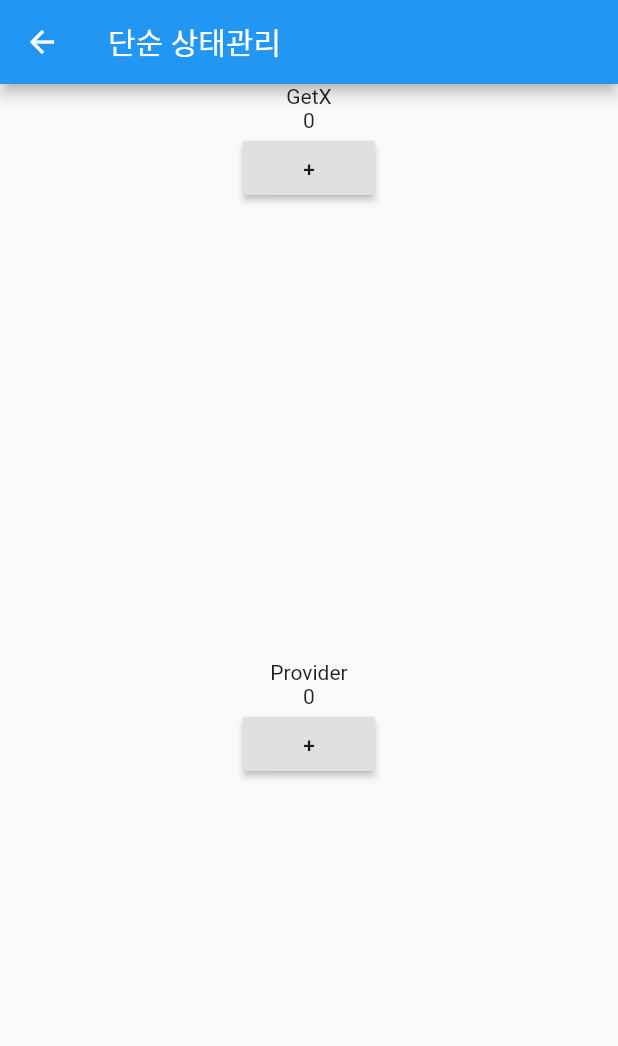
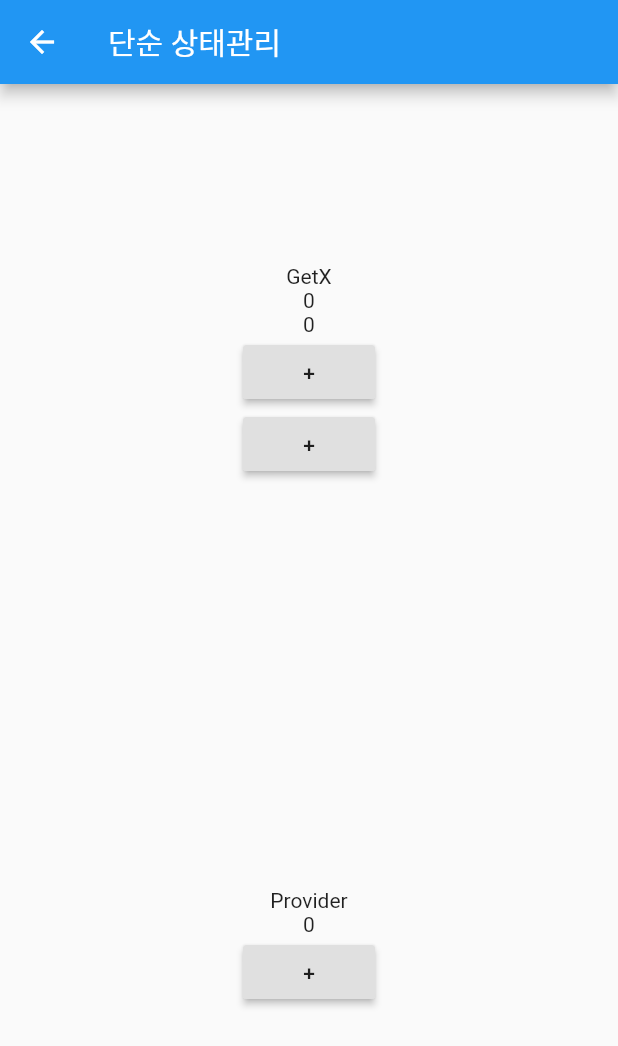
Before and after one commit to kimvjgd/gaenam_getx, a Flutter app: the screen it shows after launch, after a tap on "단순 상태관리", on a phone screen of 412 x 824 dp. Shown: the top 1046 px of the screen. Run offline on Flutter 3.47's test engine with Material 2 defaults, Android fonts, the phone set to English and light mode, and no system bars; our stand-ins replace get.

Commit message:
2/15 start

```diff
--- /dev/null
+++ b/lib/src/controller/count_controller_with_getx.dart
@@ -0,0 +1,9 @@
+import 'package:get/get.dart';
+
+class CountControllerWithGetX extends GetxController{
+  int count = 0;
+  void increase(String id) {
+    count++;
+    update([id]);
+  }
+}
--- /dev/null
+++ b/lib/src/controller/count_controller_with_provider.dart
@@ -0,0 +1,9 @@
+import 'package:flutter/cupertino.dart';
+
+class CountControllerWithProvider extends ChangeNotifier {
+  int count = 0;
+  void increase() {
+    count++;
+    notifyListeners();
+  }
+}
--- a/lib/src/home.dart
+++ b/lib/src/home.dart
@@ -1,6 +1,7 @@
 import 'package:flutter/material.dart';
 import 'package:get/get.dart';
 import 'package:todo_list_getx/src/pages/normal/first.dart';
+import 'package:todo_list_getx/src/pages/reactive_state_manage_page.dart';
 import 'package:todo_list_getx/src/pages/simple_state_manage_page.dart';
 
 class Home extends StatelessWidget {
@@ -46,6 +47,12 @@ class Home extends StatelessWidget {
                 Get.to(SimpleStateManagePage());
               },
             ),
+            ElevatedButton(
+              child: Text('빈응형 상태관리'),
+              onPressed: (){
+                Get.to(ReactiveStateManagePage());
+              },
+            ),
           ],
         ),
       ),
--- a/lib/src/pages/simple_state_manage_page.dart
+++ b/lib/src/pages/simple_state_manage_page.dart
@@ -1,5 +1,8 @@
 import 'package:flutter/material.dart';
 import 'package:get/get.dart';
+import 'package:provider/provider.dart';
+import 'package:todo_list_getx/src/controller/count_controller_with_getx.dart';
+import 'package:todo_list_getx/src/controller/count_controller_with_provider.dart';
 import 'package:todo_list_getx/src/pages/state/with_getx.dart';
 import 'package:todo_list_getx/src/pages/state/with_provider.dart';
 
@@ -9,13 +12,19 @@ class SimpleStateManagePage extends StatelessWidget {
   @override
   Widget build(BuildContext context) {
     return Scaffold(
-      appBar: AppBar(title: Text('단순 상태관리'),),
+      appBar: AppBar(
+        title: Text('단순 상태관리'),
+      ),
       body: Center(
         child: Column(
           mainAxisAlignment: MainAxisAlignment.center,
           children: [
             Expanded(child: WithGetX()),
-            Expanded(child: WithProvider()),
+            Expanded(
+                child: ChangeNotifierProvider<CountControllerWithProvider>(
+              create: (_) => CountControllerWithProvider(),
+              child: WithProvider(),
+            )),
           ],
         ),
       ),
--- a/lib/src/pages/state/with_getx.dart
+++ b/lib/src/pages/state/with_getx.dart
@@ -1,16 +1,45 @@
 import 'package:flutter/material.dart';
+import 'package:get/get.dart';
+import 'package:todo_list_getx/src/controller/count_controller_with_getx.dart';
 
 class WithGetX extends StatelessWidget {
-  const WithGetX({Key? key}) : super(key: key);
+  WithGetX({Key? key}) : super(key: key);
+
+  CountControllerWithGetX _controllerWithGetX = Get.put(CountControllerWithGetX());
+
+  Widget _button(String id) {
+    return RaisedButton(
+      onPressed: () {
+        // Get.find<CountControllerWithGetX>().increase();
+        _controllerWithGetX.increase(id);
+      },
+      child: Text("+"),
+    );
+  }
 
   @override
   Widget build(BuildContext context) {
-    return Center(child: Column(
-      children: [
-        Text('GetX'),
-        Text("0"),
-        RaisedButton(onPressed: (){}, child: Text("+"),)
-      ],
-    ),);
+    return Center(
+      child: Column(
+        mainAxisAlignment: MainAxisAlignment.center,
+        children: [
+          Text('GetX'),
+          GetBuilder<CountControllerWithGetX>(
+            id: "first",
+            builder: (controller) {
+              return Text("${controller.count}");
+            },
+          ),
+          GetBuilder<CountControllerWithGetX>(
+            id: "second",
+            builder: (controller) {
+              return Text("${controller.count}");
+            },
+          ),
+          _button("first"),
+          _button("second"),
+        ],
+      ),
+    );
   }
 }
--- a/lib/src/pages/state/with_provider.dart
+++ b/lib/src/pages/state/with_provider.dart
@@ -1,16 +1,28 @@
 import 'package:flutter/material.dart';
+import 'package:provider/provider.dart';
+import 'package:todo_list_getx/src/controller/count_controller_with_provider.dart';
 
 class WithProvider extends StatelessWidget {
   const WithProvider({Key? key}) : super(key: key);
 
   @override
   Widget build(BuildContext context) {
-    return Center(child: Column(
-      children: [
-        Text('Provider'),
-        Text("0"),
-        RaisedButton(onPressed: (){}, child: Text("+"),)
-      ],
-    ),);
+    return Center(
+      child: Column(
+        mainAxisAlignment: MainAxisAlignment.center,
+        children: [
+          Text('Provider'),
+          Consumer<CountControllerWithProvider>(builder: (_,snapshot,child){
+            return Text("${snapshot.count}");
+          }),
+          RaisedButton(
+            onPressed: () {
+              Provider.of<CountControllerWithProvider>(context, listen: false).increase();
+            },
+            child: Text("+"),
+          )
+        ],
+      ),
+    );
   }
 }
--- a/pubspec.yaml
+++ b/pubspec.yaml
@@ -33,6 +33,7 @@ dependencies:
 
   cupertino_icons: ^1.0.2
   get: ^4.6.1
+  provider: ^6.0.2
 
 dev_dependencies:
   flutter_test:
```
Also changed, not shown: lib/src/controller/count_controller_with_reactive.dart (added, +48 -0 lines), lib/src/pages/reactive_state_manage_page.dart (added, +45 -0 lines), lib/src/pages/dependencies/dependency_manage_page.dart (added), pubspec.lock.
